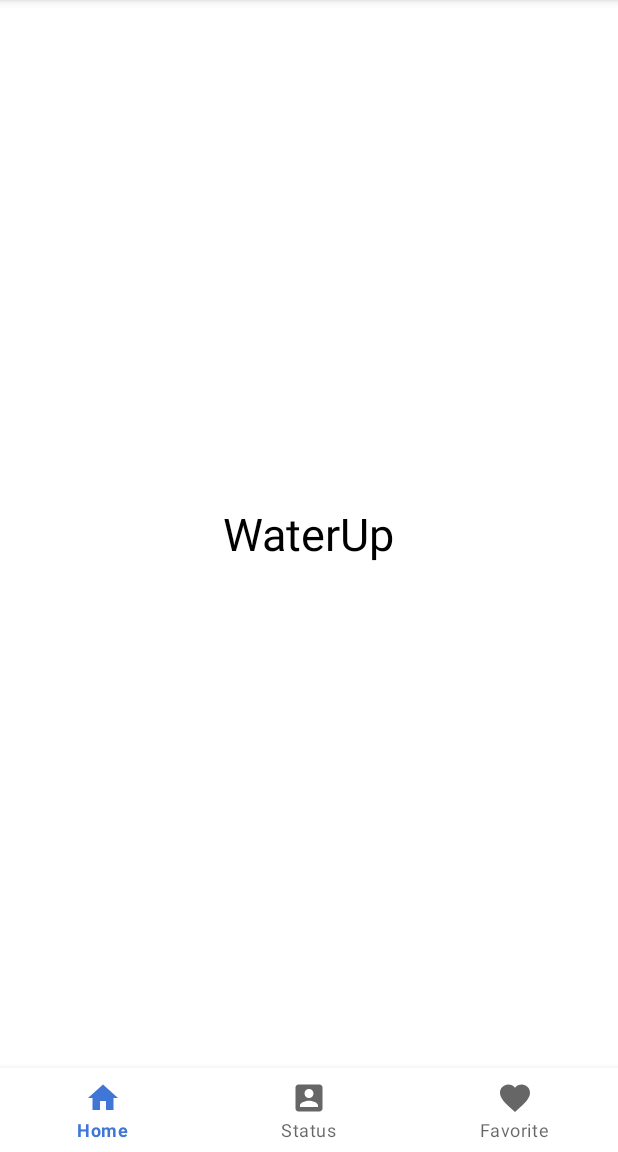
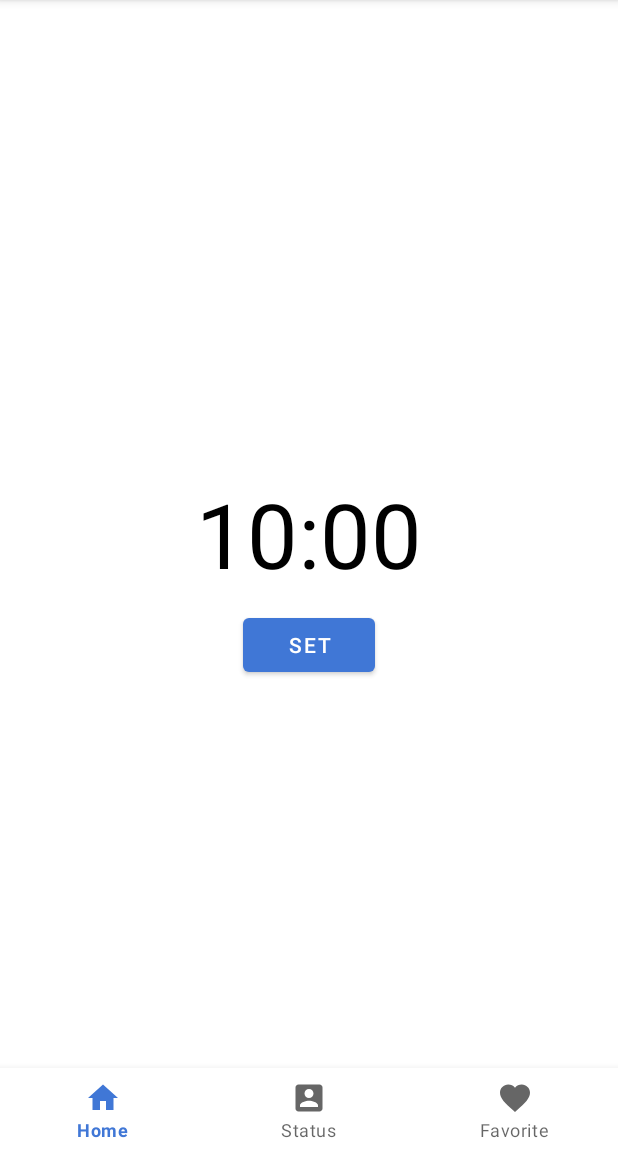
Before and after one commit to LiranFain22/FitUp, an Android app: the Fragment_WaterUp screen opened through its navigation route, on a phone screen of 412 x 824 dp, the part 84-1236 px from its top. Run offline under Robolectric (Android 15) with nearby library versions, the phone set to English and light mode, and no system bars; our stand-ins replace Firebase (no records; nobody signed in at launch, a user with empty details on screens opened directly).

Commit message:
working on WaterUp Fragment

```diff
--- a/app/src/main/AndroidManifest.xml
+++ b/app/src/main/AndroidManifest.xml
@@ -3,6 +3,7 @@
     package="com.example.fitup">
 
     <application
+        android:name=".FitUp"
         android:allowBackup="true"
         android:icon="@drawable/ic_fitup"
         android:label="@string/app_name"
@@ -17,6 +18,7 @@
         </intent-filter>
         </activity>
         <activity android:name=".Activites.MainActivity"/>
+
     </application>
 
 </manifest>
--- a/app/src/main/java/com/example/fitup/Fragments/Fragment_WaterUp.java
+++ b/app/src/main/java/com/example/fitup/Fragments/Fragment_WaterUp.java
@@ -1,17 +1,38 @@
 package com.example.fitup.Fragments;
 
+import android.app.Notification;
 import android.os.Bundle;
-
+import androidx.annotation.NonNull;
+import androidx.annotation.Nullable;
+import androidx.core.app.NotificationCompat;
+import androidx.core.app.NotificationManagerCompat;
 import androidx.fragment.app.Fragment;
 
+import android.os.CountDownTimer;
 import android.view.LayoutInflater;
 import android.view.View;
 import android.view.ViewGroup;
+import android.widget.TextView;
 
+import com.example.fitup.FitUp;
 import com.example.fitup.R;
+import com.google.android.material.button.MaterialButton;
+
+import java.util.Locale;
 
 
 public class Fragment_WaterUp extends Fragment {
+
+    private static  final long START_TIME_IN_MILLIS = 600000;
+
+    private CountDownTimer mCountDownTimer;
+    private boolean mTimerRunning;
+    private long mTimeLeftInMillis = START_TIME_IN_MILLIS;
+
+    private NotificationManagerCompat notificationManager;
+    private TextView Fragment_WaterUp_LBL_countdown;
+    private MaterialButton Fragment_WaterUp_BTN_setButton;
+    private MaterialButton Fragment_WaterUp_BTN_resetButton;
 
     @Override
     public View onCreateView(LayoutInflater inflater, ViewGroup container,
@@ -19,4 +40,122 @@ public class Fragment_WaterUp extends Fragment {
         // Inflate the layout for this fragment
         return inflater.inflate(R.layout.fragment__water_up, container, false);
     }
+
+    @Override
+    public void onViewCreated(@NonNull View view, @Nullable Bundle savedInstanceState) {
+        super.onViewCreated(view, savedInstanceState);
+
+        findViews(view);
+
+        setClickListenerButtonSet(view);
+        setClickListenerButtonReset(view);
+
+        updateCountDownText();
+
+    }
+
+    private void setClickListenerButtonSet(View view) {
+        Fragment_WaterUp_BTN_setButton.setOnClickListener(new View.OnClickListener() {
+            @Override
+            public void onClick(View view) {
+                if(mTimerRunning) {
+                    pauseTimer();
+                }else{
+                    startTimer();
+                }
+            }
+        });
+    }
+
+    private void setClickListenerButtonReset(View view) {
+        Fragment_WaterUp_BTN_resetButton.setOnClickListener(new View.OnClickListener() {
+            @Override
+            public void onClick(View view) {
+                resetTimer();
+            }
+        });
+    }
+
+    private void startTimer(){
+        mCountDownTimer = new CountDownTimer(mTimeLeftInMillis, 1000) {
+            @Override
+            public void onTick(long millisUntilFinished) {
+                mTimeLeftInMillis = millisUntilFinished;
+                updateCountDownText();
+            }
+
+            @Override
+            public void onFinish() {
+                sendOnChannel1(getView());
+                start();
+//                mTimerRunning = false;
+//                Fragment_WaterUp_BTN_setButton.setText("Set");
+//                Fragment_WaterUp_BTN_setButton.setVisibility(View.INVISIBLE);
+//                Fragment_WaterUp_BTN_resetButton.setVisibility(View.VISIBLE);
+            }
+        }.start();
+
+        mTimerRunning = true;
+        Fragment_WaterUp_BTN_setButton.setText("Pause");
+        Fragment_WaterUp_BTN_resetButton.setVisibility(View.INVISIBLE);
+    }
+
+    private void pauseTimer(){
+        mCountDownTimer.cancel();
+        mTimerRunning = false;
+        Fragment_WaterUp_BTN_setButton.setText("Set");
+        Fragment_WaterUp_BTN_resetButton.setVisibility(View.VISIBLE);
+    }
+
+    private void resetTimer(){
+        mTimeLeftInMillis = START_TIME_IN_MILLIS;
+        updateCountDownText();
+        Fragment_WaterUp_BTN_resetButton.setVisibility(View.INVISIBLE);
+        Fragment_WaterUp_BTN_setButton.setVisibility(View.VISIBLE);
+    }
+
+    private void updateCountDownText(){
+        int minutes = (int) (mTimeLeftInMillis / 1000) / 60;
+        int seconds = (int) (mTimeLeftInMillis / 1000) % 60;
+
+        String timeLeftFormatted = String.format(Locale.getDefault(), "%02d:%02d", minutes, seconds);
+
+        Fragment_WaterUp_LBL_countdown.setText(timeLeftFormatted);
+    }
+
+
+    /*-----------------------------Notification Methods - START--------------------------------------------*/
+
+    public void sendOnChannel1(View view){
+        Notification notification = new NotificationCompat.Builder(getContext(), FitUp.CHANNEL_1_ID)
+                .setSmallIcon(R.drawable.ic_fitup)
+                .setContentTitle("FitUp")
+                .setContentText("Remember to DRINK water!")
+                .setPriority(NotificationCompat.PRIORITY_HIGH)
+                .setCategory(NotificationCompat.CATEGORY_MESSAGE)
+                .build();
+
+        notificationManager.notify(1, notification);
+    }
+
+
+    public void sendOnChannel2(View view){
+        Notification notification = new NotificationCompat.Builder(getContext(), FitUp.CHANNEL_2_ID)
+                .setSmallIcon(R.drawable.ic_fitup)
+                .setContentTitle("FitUp")
+                .setContentText("Remember to DRINK water!")
+                .setPriority(NotificationCompat.PRIORITY_LOW)
+                .build();
+
+        notificationManager.notify(2, notification);
+    }
+
+    /*-----------------------------Notification Methods - END--------------------------------------------*/
+
+    private void findViews(View view) {
+        notificationManager = NotificationManagerCompat.from(getContext());
+        Fragment_WaterUp_BTN_setButton = view.findViewById(R.id.Fragment_WaterUp_BTN_setButton);
+        Fragment_WaterUp_BTN_resetButton = view.findViewById(R.id.Fragment_WaterUp_BTN_resetButton);
+        Fragment_WaterUp_LBL_countdown = view.findViewById(R.id.Fragment_WaterUp_LBL_countdown);
+    }
 }
--- a/app/src/main/res/layout/fragment__water_up.xml
+++ b/app/src/main/res/layout/fragment__water_up.xml
@@ -7,16 +7,40 @@
 
     <RelativeLayout
         android:layout_width="match_parent"
-        android:layout_height="wrap_content"
-        android:layout_gravity="center_vertical"
-        android:gravity="center_horizontal">
+        android:layout_height="match_parent">
 
         <TextView
+            android:id="@+id/Fragment_WaterUp_LBL_countdown"
             android:layout_width="wrap_content"
             android:layout_height="wrap_content"
-            android:text="WaterUp"
-            android:textColor="#000000"
-            android:textSize="30sp"/>
+            android:layout_centerVertical="true"
+            android:layout_centerHorizontal="true"
+            android:text="00:00"
+            android:textColor="@android:color/black"
+            android:textSize="60sp"/>
+
+        <com.google.android.material.button.MaterialButton
+            android:id="@+id/Fragment_WaterUp_BTN_setButton"
+            android:layout_width="wrap_content"
+            android:layout_height="wrap_content"
+            android:layout_below="@+id/Fragment_WaterUp_LBL_countdown"
+            android:layout_centerHorizontal="true"
+            android:layout_marginTop="10dp"
+            android:text="Set" />
+
+        <com.google.android.material.button.MaterialButton
+            android:id="@+id/Fragment_WaterUp_BTN_resetButton"
+            android:layout_width="wrap_content"
+            android:layout_height="wrap_content"
+            android:layout_below="@+id/Fragment_WaterUp_LBL_countdown"
+            android:layout_marginStart="20dp"
+            android:layout_marginTop="10dp"
+            android:layout_toEndOf="@+id/Fragment_WaterUp_BTN_setButton"
+            android:text="Reset"
+            android:visibility="invisible"
+            tools:visibility="visible"/>
+
+
     </RelativeLayout>
 
 </FrameLayout>
```
Also changed, not shown: app/src/main/java/com/example/fitup/FitUp.java (added, +39 -0 lines).
